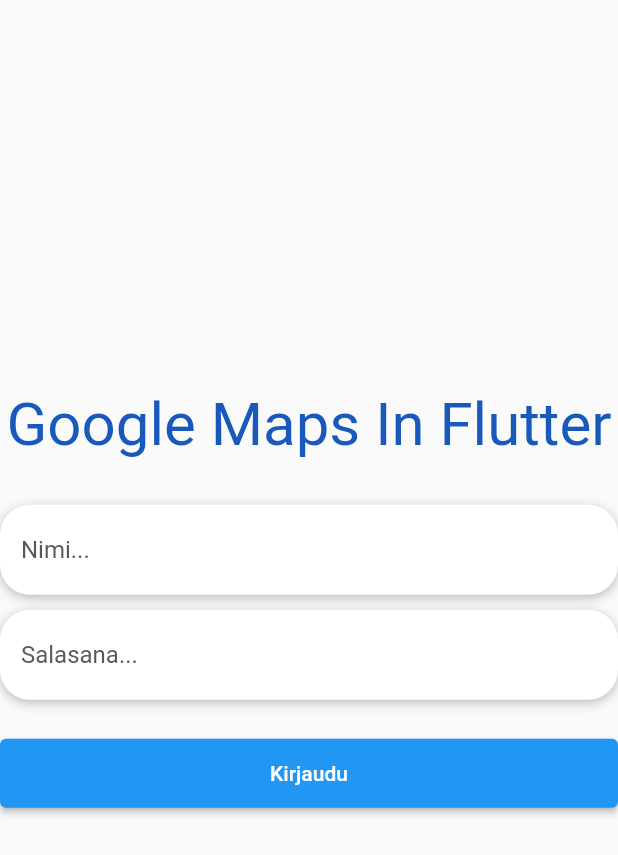
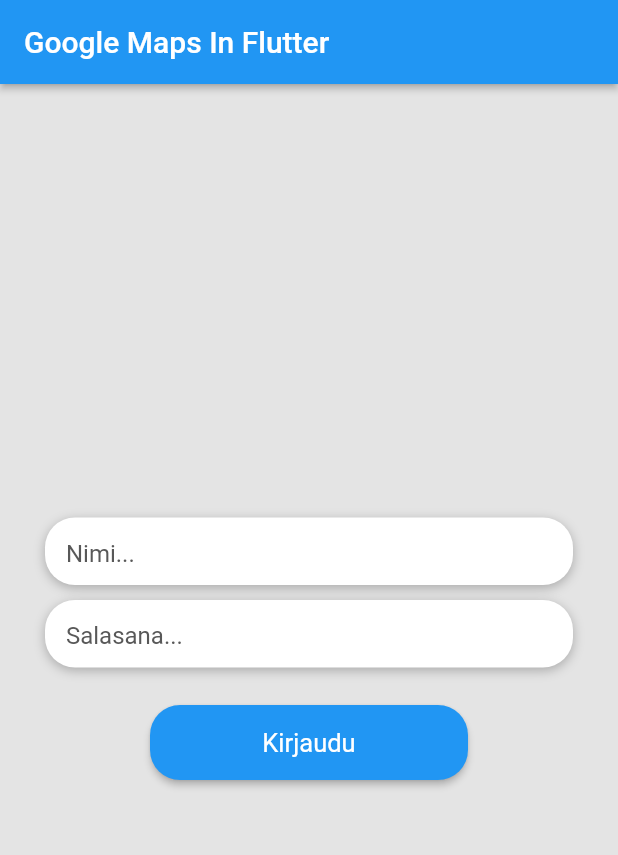
Before and after one commit to MobileProject10/MapApplication, a Flutter app: the screen it shows after launch, on a phone screen of 412 x 824 dp. Shown: the top 855 px of the screen. Run offline on Flutter 3.47's test engine with Material 2 defaults, Android fonts, the phone set to English and light mode, and no system bars; our stand-ins replace google_maps_flutter.

Commit message:
Kirjautumislomakkeen tyylittelyä

```diff
--- a/map_application/lib/LoginScreen.dart
+++ b/map_application/lib/LoginScreen.dart
@@ -5,8 +5,25 @@
 class LoginScreen extends StatefulWidget {
   @override
   State<StatefulWidget> createState() => _LoginScreenState();
+}
 
+//VIP
+Widget buildHeader(){
+  return Column(
+    children: <Widget>[
+      SizedBox(
+        height: 60,
+        width: 500,
+        child: const DecoratedBox(
+          decoration: const BoxDecoration(
+            color: Color.fromARGB(255, 13, 141, 192),
+          ),
+        ),
+      ),
+    ],
+  );
 }
+//
 
 Widget buildUsername() {
   return Column(
@@ -14,6 +31,7 @@
     children: <Widget>[
       SizedBox(height: 10),
       Container(
+        margin: EdgeInsets.only(left: 30, right: 30),
         alignment: Alignment.centerLeft,
         decoration: BoxDecoration(
           color: Colors.white,
@@ -26,7 +44,7 @@
             )
           ]
         ),
-        height: 60,
+        height: 45,
         child: TextField(
           keyboardType: TextInputType.name,
           style: TextStyle(
@@ -52,6 +70,7 @@
     children: <Widget>[
       SizedBox(height: 10),
       Container(
+        margin: EdgeInsets.only(left: 30, right: 30),
         alignment: Alignment.centerLeft,
         decoration: BoxDecoration(
           color: Colors.white,
@@ -64,7 +83,7 @@
             )
           ]
         ),
-        height: 60,
+        height: 45,
         child: TextField(
           obscureText: true,
           style: TextStyle(
@@ -86,27 +105,39 @@
 
 Widget buildLoginBtn(){
   return Container(
+    margin: EdgeInsets.only(left: 100, right: 100),
     padding: EdgeInsets.symmetric(vertical: 25),
     width: double.infinity,
     child: ElevatedButton(
       onPressed: () => {
-        runApp(MyApp()
-        )
+        runApp(MyApp())
       },
       style: ElevatedButton.styleFrom(
         padding: EdgeInsets.all(15),
+        shape: RoundedRectangleBorder(
+          borderRadius: BorderRadius.circular(20)
+        )
       ),
       child: Text(
-        'Kirjaudu'
+        'Kirjaudu',
+         style: TextStyle(
+          fontSize: 17,
+          fontWeight: FontWeight.normal,
+         ),
+
       ),
     ),
-  );
+    );
 }
 
 class _LoginScreenState extends State<LoginScreen>{
   @override
   Widget build(BuildContext context) {
     return Scaffold(
+      appBar: AppBar(
+          title: const Text('Google Maps In Flutter'),
+          elevation: 2,
+        ),
       body: AnnotatedRegion<SystemUiOverlayStyle>(
         value: SystemUiOverlayStyle.light,
         child: GestureDetector(
@@ -116,29 +147,11 @@
                 height: double.infinity,
                 width: double.infinity,
                 decoration: BoxDecoration(
-                  gradient: LinearGradient(
-                    begin: Alignment.topCenter,
-                    end: Alignment.bottomCenter,
-                    colors: [
-                      Color(0xff),
-                      Color(0xff),
-                      Color(0xff),
-                      Color(0xff),
-                    ]
-                  )
+                  color: Color.fromARGB(255, 228, 228, 228),
                 ),
                 child: Column(
                   mainAxisAlignment: MainAxisAlignment.center,
                   children: <Widget>[
-                    Text(
-                      'Google Maps In Flutter',
-                      style: TextStyle(
-                        color: Color.fromARGB(255, 24, 89, 187),
-                        fontSize: 40,
-                        fontWeight: FontWeight.normal
-                      ),
-                    ),
-                    SizedBox(height: 20),
                     buildUsername(),
                     buildPassword(),
                     buildLoginBtn(),
```
